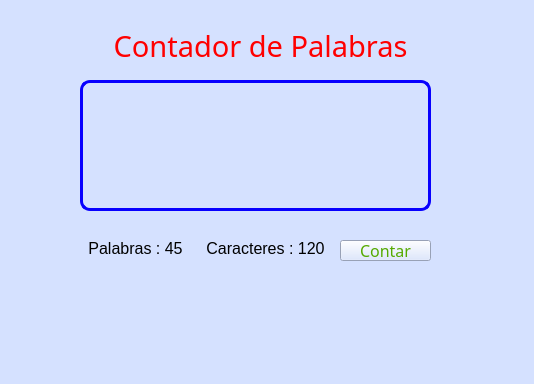
Before: the Qt Designer form ContadorPalabras.ui in 253111134-Jaza/ContadorPalabrasJALG, drawn with Qt 5.
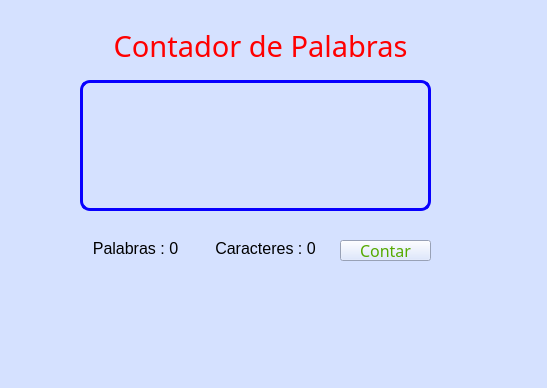
After: the same form once the commit is applied.

Commit message: Se añidieron las funcionalidades de contabilización ✔

```diff
--- a/ContadorPalabras.ui
+++ b/ContadorPalabras.ui
@@ -6,8 +6,8 @@
    <rect>
     <x>0</x>
     <y>0</y>
-    <width>534</width>
-    <height>384</height>
+    <width>547</width>
+    <height>388</height>
    </rect>
   </property>
   <property name="windowTitle">
@@ -77,7 +77,7 @@
      </font>
     </property>
     <property name="text">
-     <string>Palabras : 45</string>
+     <string>Palabras : 0</string>
     </property>
     <property name="alignment">
      <set>Qt::AlignCenter</set>
@@ -98,7 +98,7 @@
      </font>
     </property>
     <property name="text">
-     <string>Caracteres : 120</string>
+     <string>Caracteres : 0</string>
     </property>
     <property name="alignment">
      <set>Qt::AlignCenter</set>
```
Left out of the diff: 2 changed lines with no effect on the pictures. The commit also changes 1 other file.
